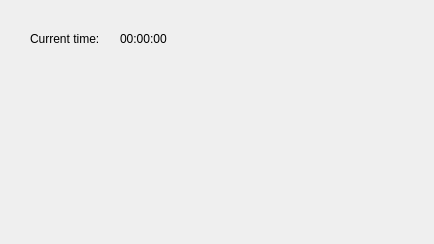
This is mainwindow.ui in Gio-Formichella/Elaborato as Qt 5 draws it before an edit. The edited form follows.
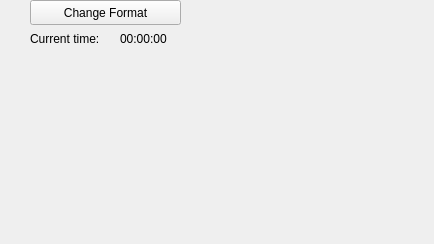
This is the edited form.

```diff
--- a/mainwindow.ui
+++ b/mainwindow.ui
@@ -40,6 +40,19 @@
      <string>00:00:00</string>
     </property>
    </widget>
+   <widget class="QPushButton" name="ChangeTimeFormat">
+    <property name="geometry">
+     <rect>
+      <x>30</x>
+      <y>0</y>
+      <width>151</width>
+      <height>25</height>
+     </rect>
+    </property>
+    <property name="text">
+     <string>Change Format</string>
+    </property>
+   </widget>
   </widget>
  </widget>
  <resources/>
```
